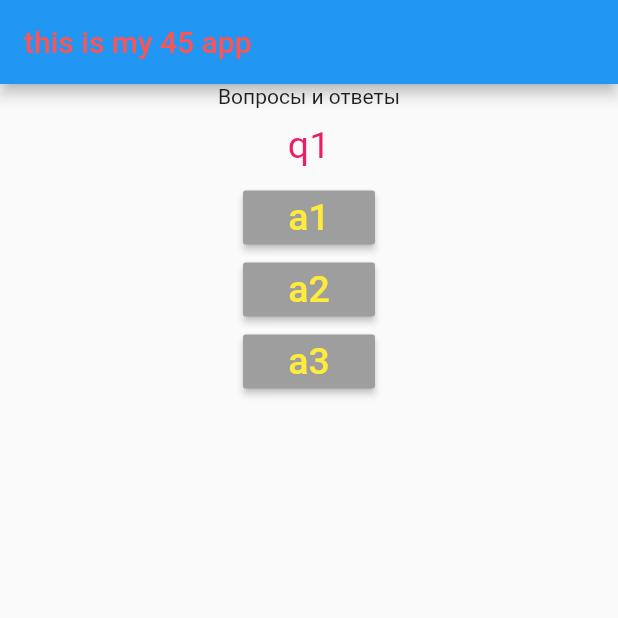
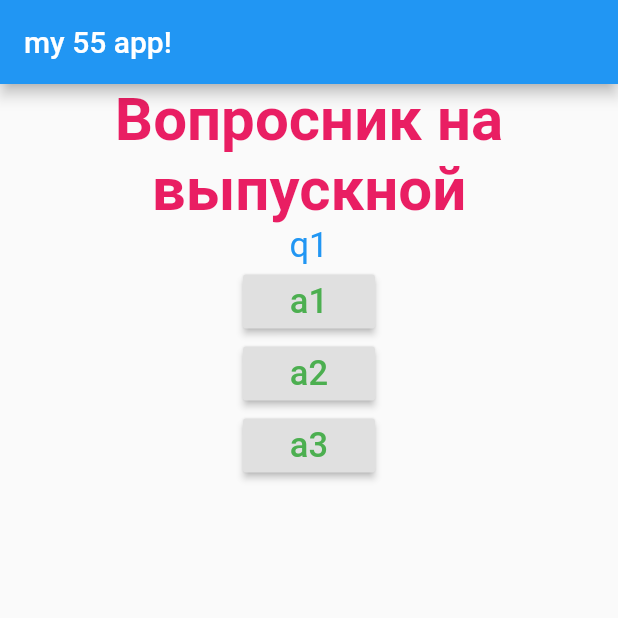
Before and after one commit to VladimirStorm/MyQuizAppVova-Maximilian-, a Flutter app: the screen it shows after launch, on a phone screen of 412 x 824 dp, the top half of it. Run offline on Flutter 3.47's test engine with Material 2 defaults, Android fonts, the phone set to English and light mode, and no system bars.

Commit message:
2021-11-15 commit quiz

```diff
--- a/lib/answer.dart
+++ b/lib/answer.dart
@@ -1,16 +1,15 @@
 import 'package:flutter/material.dart';
 
 class Answer extends StatelessWidget {
-  final answFile;
-  final VoidCallback answFunc;
-  const Answer(this.answFile, this.answFunc);
+  final String ansAnswer;
+  final VoidCallback ansFunc;
+  Answer(this.ansAnswer, this.ansFunc);
+
   @override
   Widget build(BuildContext context) {
     return RaisedButton(
-      color: Colors.grey,
-      child:
-          Text(answFile, style: TextStyle(fontSize: 25, color: Colors.yellow)),
-      onPressed: answFunc,
-    );
+        child: Text(ansAnswer,
+            style: TextStyle(fontSize: 23, color: Colors.green)),
+        onPressed: ansFunc);
   }
 }
--- a/lib/main.dart
+++ b/lib/main.dart
@@ -1,10 +1,12 @@
 import 'package:flutter/material.dart';
-import 'package:flutter1_complete_guide/answer.dart';
-import 'package:flutter1_complete_guide/question.dart';
-import 'package:flutter1_complete_guide/result.dart';
-import 'quiz.dart';
+import 'package:flutter1_complete_guide/quiz.dart';
+import 'answer.dart';
+import 'question.dart';
+import 'result.dart';
 
-void main() => runApp(MyQuizApp());
+void main() {
+  runApp(MyQuizApp());
+}
 
 class MyQuizApp extends StatefulWidget {
   @override
@@ -12,53 +14,74 @@ class MyQuizApp extends StatefulWidget {
 }
 
 class _MyQuizAppState extends State<MyQuizApp> {
-  final ans_ques_list = const [
+  @override
+  final ans_ques_list = [
     {
       'questionMap': 'q1',
       'answerMap': [
         {'text': 'a1', 'score': 10},
         {'text': 'a2', 'score': 20},
-        {'text': 'a3', 'score': 30}
-      ]
+        {'text': 'a3', 'score': 30},
+      ],
     },
     {
       'questionMap': 'q2',
       'answerMap': [
-        {'text': 'a2-1', 'score': 10},
-        {'text': 'a2-2', 'score': 20},
-        {'text': 'a2-3', 'score': 30}
-      ]
+        {'text': 'a21', 'score': 10},
+        {'text': 'a22', 'score': 20},
+        {'text': 'a23', 'score': 30},
+      ],
     },
     {
       'questionMap': 'q3',
       'answerMap': [
-        {'text': 'a3-1', 'score': 10},
-        {'text': 'a3-2', 'score': 20},
-        {'text': 'a3-3', 'score': 30}
-      ]
-    }
+        {'text': 'a31', 'score': 10},
+        {'text': 'a32', 'score': 20},
+        {'text': 'a33', 'score': 30},
+      ],
+    },
   ];
-  int quesInd = 0;
-  var _totalScore = 0;
-  void ans_ques_func(int score) {
-    _totalScore += score;
 
+  int quizInd = 0;
+  var quizResult = 0;
+
+  void resZero() {
     setState(() {
-      quesInd += 1;
+      quizInd = 0;
+      quizResult = 0;
     });
-    print(quesInd);
   }
 
-  @override
+  void ans_quiz_func(int score) {
+    quizResult += score;
+    setState(() {
+      quizInd += 1;
+    });
+    print(quizInd);
+    print(quizResult);
+  }
+
   Widget build(BuildContext context) {
     return MaterialApp(
         home: Scaffold(
       appBar: AppBar(
-          title: const Text('this is my 45 app',
-              style: TextStyle(color: Colors.redAccent))),
-      body: quesInd < ans_ques_list.length
-          ? Quiz(ans_ques_list, ans_ques_func, quesInd)
-          : Result(_totalScore),
+        title: Text('my 55 app!'),
+      ),
+      body: quizInd < ans_ques_list.length
+          ? Column(
+              crossAxisAlignment: CrossAxisAlignment.stretch,
+              mainAxisAlignment: MainAxisAlignment.start,
+              children: [
+                const Text('Вопросник на выпускной',
+                    style: TextStyle(
+                        color: Colors.pink,
+                        fontSize: 40,
+                        fontWeight: FontWeight.bold),
+                    textAlign: TextAlign.center),
+                Quiz(ans_ques_list, quizInd, ans_quiz_func)
+              ],
+            )
+          : Result(quizResult, resZero),
     ));
   }
 }
--- a/lib/question.dart
+++ b/lib/question.dart
@@ -1,15 +1,14 @@
 import 'package:flutter/material.dart';
 
 class Question extends StatelessWidget {
-  var quesFile;
-  Question(this.quesFile);
+  var quesQuestion;
+  Question(this.quesQuestion);
   @override
   Widget build(BuildContext context) {
-    return Container(
-        width: double.infinity,
-        padding: EdgeInsets.all(10),
-        child: Text(quesFile,
-            style: TextStyle(color: Colors.pink, fontSize: 25),
-            textAlign: TextAlign.center));
+    return Text(quesQuestion,
+        style: TextStyle(
+          color: Colors.blue,
+          fontSize: 23
+      ));
   }
 }
--- a/lib/quiz.dart
+++ b/lib/quiz.dart
@@ -1,26 +1,29 @@
 import 'package:flutter/material.dart';
+import 'answer.dart';
 import 'question.dart';
-import 'answer.dart';
 
 class Quiz extends StatelessWidget {
-  final List<Map<String, Object>> ans_ques_listQ;
-  final Function ans_ques_funcQ;
-  final int quesIndQ;
-  const Quiz(this.ans_ques_listQ, this.ans_ques_funcQ, this.quesIndQ);
+  List<Map<String, Object>> ans_ques_listQ;
+  int quizIndQ;
+  final Function ans_quiz_funcQ;
+  Quiz(this.ans_ques_listQ, this.quizIndQ, this.ans_quiz_funcQ);
 
   @override
   Widget build(BuildContext context) {
-    return Column(children: [
-      Text('Вопросы и ответы'),
-      Question(ans_ques_listQ[quesIndQ]['questionMap']),
-      //здесь добавл-ся ещё лист виджетов, после трёх точек, с помощью mapping
-      ...((ans_ques_listQ[quesIndQ]['answerMap']) as List<Map<String, Object>>)
-          .map((ansMapArg) {
-        return Answer(
-          ansMapArg['text'],
-          () => ans_ques_funcQ(ansMapArg['score']),
-        );
-      }).toList()
-    ]);
+    return Column(
+      children: [
+        Question(ans_ques_listQ[quizIndQ]['questionMap']),
+        ...((ans_ques_listQ[quizIndQ]['answerMap'])
+                as List<Map<String, Object>>)
+            .map((v1map) {
+          return Answer(
+            v1map['text'].toString(),
+            () => ans_quiz_funcQ(
+              (v1map['score']),
+            ),
+          ); // Answer
+        }).toList()
+      ],
+    );
   }
 }
--- a/pubspec.yaml
+++ b/pubspec.yaml
@@ -18,7 +18,7 @@ publish_to: 'none' # Remove this line if you wish to publish to pub.dev
 version: 1.0.0+1
 
 environment:
-  sdk: ">=2.12.0 <3.0.0"
+  sdk: ">=2.11.0 <3.0.0"
 
 # Dependencies specify other packages that your package needs in order to work.
 # To automatically upgrade your package dependencies to the latest versions
```
Also changed, not shown: lib/result.dart (+41 -24 lines).
